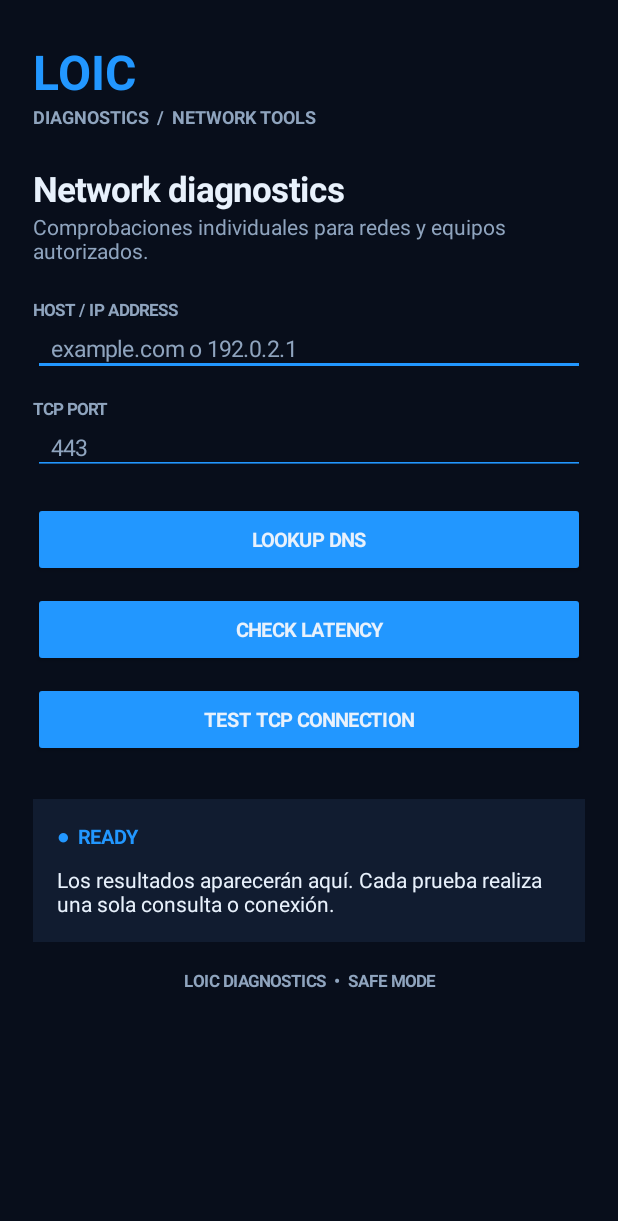
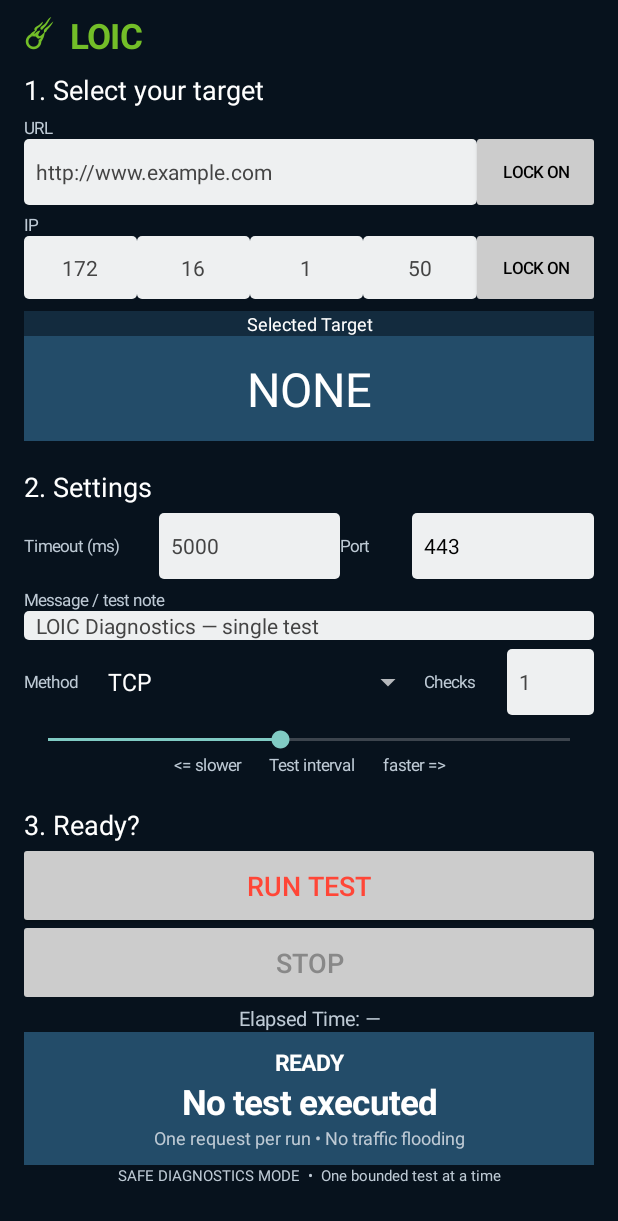
Before and after one commit to cat3108/LOIC-Diagnostics, an Android app: the screen it shows after launch (MainActivity), on a phone screen of 412 x 824 dp. Shown: the top 1221 px of the screen. Run offline under Robolectric (Android 15) with nearby library versions, the phone set to English and light mode, and no system bars.

Commit message:
Rebuild classic LOIC-style diagnostics interface safely

```diff
--- a/app/src/main/java/com/genius/loicdiagnostics/MainActivity.java
+++ b/app/src/main/java/com/genius/loicdiagnostics/MainActivity.java
@@ -4,89 +4,129 @@ import android.app.Activity;
 import android.os.Bundle;
 import android.graphics.Color;
 import android.graphics.Typeface;
+import android.graphics.drawable.GradientDrawable;
 import android.view.Gravity;
 import android.view.View;
+import android.view.ViewGroup;
 import android.widget.*;
 import java.net.*;
-import java.io.IOException;
+import java.io.*;
+import java.util.concurrent.atomic.AtomicBoolean;
 
 public class MainActivity extends Activity {
-    private final int bg = Color.rgb(8, 14, 27), panel = Color.rgb(17, 28, 48), blue = Color.rgb(34, 151, 255), white = Color.rgb(232, 241, 252), muted = Color.rgb(143, 164, 190);
-    private EditText hostInput, portInput;
-    private TextView output, status;
-    private Button dnsButton, pingButton, tcpButton;
+    private final int bg=Color.rgb(7,18,29), panel=Color.rgb(19,43,62), blue=Color.rgb(35,76,105),
+        white=Color.WHITE, muted=Color.rgb(190,202,213), accent=Color.rgb(255,70,55), fieldBg=Color.rgb(238,240,241);
+    private EditText urlField, ip1,ip2,ip3,ip4,timeoutField,portField,messageField,threadsField;
+    private Spinner methodSpinner;
+    private SeekBar speedBar;
+    private TextView selected,status,result,elapsed,rate;
+    private Button runButton,stopButton;
+    private volatile Thread worker;
+    private final AtomicBoolean cancelled=new AtomicBoolean(false);
+    private long startedAt;
 
-    @Override public void onCreate(Bundle state) {
-        super.onCreate(state);
-        getWindow().setStatusBarColor(bg); getWindow().setNavigationBarColor(bg);
-        ScrollView scroll = new ScrollView(this); scroll.setBackgroundColor(bg);
-        LinearLayout root = new LinearLayout(this); root.setOrientation(LinearLayout.VERTICAL); root.setPadding(dp(22), dp(26), dp(22), dp(24)); scroll.addView(root);
-        TextView brand = text("LOIC", 32, blue, true); root.addView(brand);
-        TextView subtitle = text("DIAGNOSTICS  /  NETWORK TOOLS", 12, muted, true); root.addView(subtitle);
-        addSpace(root, 24);
-        TextView title = text("Network diagnostics", 23, white, true); root.addView(title);
-        TextView desc = text("Comprobaciones individuales para redes y equipos autorizados.", 14, muted, false); root.addView(desc);
-        addSpace(root, 22);
-        root.addView(label("HOST / IP ADDRESS"));
-        hostInput = field("example.com o 192.0.2.1"); root.addView(hostInput);
-        addSpace(root, 14);
-        root.addView(label("TCP PORT"));
-        portInput = field("443"); root.addView(portInput);
-        addSpace(root, 18);
-        dnsButton = button("LOOKUP DNS"); root.addView(dnsButton);
-        pingButton = button("CHECK LATENCY"); root.addView(pingButton);
-        tcpButton = button("TEST TCP CONNECTION"); root.addView(tcpButton);
-        addSpace(root, 18);
-        LinearLayout card = new LinearLayout(this); card.setOrientation(LinearLayout.VERTICAL); card.setPadding(dp(16),dp(16),dp(16),dp(16)); card.setBackgroundColor(panel); root.addView(card);
-        status = text("●  READY", 13, blue, true); card.addView(status);
-        addSpace(card, 10);
-        output = text("Los resultados aparecerán aquí. Cada prueba realiza una sola consulta o conexión.", 14, white, false); card.addView(output);
-        addSpace(root, 18);
-        TextView foot = text("LOIC DIAGNOSTICS  •  SAFE MODE", 11, muted, true); foot.setGravity(Gravity.CENTER); root.addView(foot);
+    @Override public void onCreate(Bundle b) {
+        super.onCreate(b);
+        getWindow().setStatusBarColor(Color.BLACK); getWindow().setNavigationBarColor(Color.BLACK);
+        ScrollView scroll=new ScrollView(this); scroll.setFillViewport(true); scroll.setBackgroundColor(bg);
+        LinearLayout root=new LinearLayout(this); root.setOrientation(1); root.setPadding(dp(16),dp(8),dp(16),dp(20)); scroll.addView(root);
+        TextView logo=txt("☄  LOIC",23,Color.rgb(115,190,40),true); root.addView(logo);
+        root.addView(section("1. Select your target"));
+        root.addView(label("URL"));
+        LinearLayout urlRow=row(); urlField=edit("http://www.example.com"); urlRow.addView(urlField,new LinearLayout.LayoutParams(0,dp(44),1));
+        Button lockUrl=smallButton("Lock On"); urlRow.addView(lockUrl,new LinearLayout.LayoutParams(dp(78),dp(44))); root.addView(urlRow);
+        addGap(root,5);
+        root.addView(label("IP"));
+        LinearLayout ipRow=row();
+        ip1=ipBox("172"); ip2=ipBox("16"); ip3=ipBox("1"); ip4=ipBox("50");
+        for(EditText e:new EditText[]{ip1,ip2,ip3,ip4}) { ipRow.addView(e,new LinearLayout.LayoutParams(0,dp(42),1)); }
+        Button lockIp=smallButton("Lock On"); ipRow.addView(lockIp,new LinearLayout.LayoutParams(dp(78),dp(42))); root.addView(ipRow);
+        addGap(root,8);
+        TextView selectedLabel=txt("Selected Target",12,white,false); selectedLabel.setGravity(Gravity.CENTER); selectedLabel.setBackgroundColor(panel); root.addView(selectedLabel);
+        selected=txt("NONE",31,white,false); selected.setGravity(Gravity.CENTER); selected.setPadding(0,dp(14),0,dp(14)); selected.setBackgroundColor(blue); root.addView(selected);
+        addGap(root,10);
+        root.addView(section("2. Settings"));
+        LinearLayout timeoutRow=row(); timeoutRow.addView(label("Timeout (ms)"),new LinearLayout.LayoutParams(dp(90),dp(44)));
+        timeoutField=edit("5000"); timeoutRow.addView(timeoutField,new LinearLayout.LayoutParams(0,dp(44),1));
+        timeoutRow.addView(label("Port"),new LinearLayout.LayoutParams(dp(48),dp(44)));
+        portField=edit("80"); timeoutRow.addView(portField,new LinearLayout.LayoutParams(0,dp(44),1)); root.addView(timeoutRow);
+        addGap(root,6);
+        root.addView(label("Message / test note")); messageField=edit("LOIC Diagnostics — single test"); root.addView(messageField);
+        addGap(root,6);
+        LinearLayout methodRow=row(); methodRow.addView(label("Method"),new LinearLayout.LayoutParams(dp(48),dp(44)));
+        methodSpinner=new Spinner(this); String[] methods={"TCP","UDP","HTTP"}; methodSpinner.setAdapter(new ArrayAdapter<String>(this,android.R.layout.simple_spinner_dropdown_item,methods));
+        methodRow.addView(methodSpinner,new LinearLayout.LayoutParams(0,dp(44),1));
+        methodRow.addView(label("Checks"),new LinearLayout.LayoutParams(dp(55),dp(44)));
+        threadsField=edit("1"); threadsField.setEnabled(false); methodRow.addView(threadsField,new LinearLayout.LayoutParams(dp(58),dp(44))); root.addView(methodRow);
+        addGap(root,7);
+        speedBar=new SeekBar(this); speedBar.setMax(9); speedBar.setProgress(4); root.addView(speedBar);
+        TextView speed=txt("<= slower       Test interval       faster =>",11,muted,false); speed.setGravity(Gravity.CENTER); root.addView(speed);
+        addGap(root,12);
+        root.addView(section("3. Ready?"));
+        runButton=actionButton("RUN TEST",accent); root.addView(runButton);
+        stopButton=actionButton("STOP",Color.GRAY); stopButton.setEnabled(false); root.addView(stopButton);
+        elapsed=txt("Elapsed Time: —",13,muted,false); elapsed.setGravity(Gravity.CENTER); root.addView(elapsed);
+        LinearLayout metrics=new LinearLayout(this); metrics.setOrientation(1); metrics.setPadding(dp(10),dp(10),dp(10),dp(10)); metrics.setBackgroundColor(blue);
+        status=txt("READY",15,white,true); status.setGravity(Gravity.CENTER); metrics.addView(status);
+        result=txt("No test executed",23,white,true); result.setGravity(Gravity.CENTER); metrics.addView(result);
+        rate=txt("One request per run • No traffic flooding",12,muted,false); rate.setGravity(Gravity.CENTER); metrics.addView(rate); root.addView(metrics);
+        TextView disclaimer=txt("SAFE DIAGNOSTICS MODE  •  One bounded test at a time",10,muted,false); disclaimer.setGravity(Gravity.CENTER); root.addView(disclaimer);
         setContentView(scroll);
-        dnsButton.setOnClickListener(v -> runTask("DNS lookup", () -> {
-            InetAddress[] addresses = InetAddress.getAllByName(getHost());
-            StringBuilder b = new StringBuilder("DNS resuelto correctamente:\n");
-            for (InetAddress a : addresses) b.append("• ").append(a.getHostAddress()).append("\n");
-            return b.toString();
-        }));
-        pingButton.setOnClickListener(v -> runTask("Latency check", () -> {
-            String h = getHost(); long start = System.currentTimeMillis();
-            InetAddress address = InetAddress.getByName(h);
-            boolean reachable = address.isReachable(3000);
-            long elapsed = System.currentTimeMillis() - start;
-            return "Destino: " + address.getHostAddress() + "\nTiempo de comprobación: " + elapsed + " ms\nEstado: " + (reachable ? "reachable" : "sin respuesta ICMP (puede estar bloqueado)");
-        }));
-        tcpButton.setOnClickListener(v -> runTask("TCP connection", () -> {
-            String h = getHost(); int p = getPort(); long start = System.currentTimeMillis();
-            try (Socket socket = new Socket()) {
-                socket.connect(new InetSocketAddress(h, p), 4000);
-                return "Conexión TCP establecida.\nDestino: " + h + ":" + p + "\nTiempo: " + (System.currentTimeMillis()-start) + " ms";
-            }
-        }));
+        lockUrl.setOnClickListener(v->{String h=hostFromUrl(urlField.getText().toString().trim()); if(h!=null){selected.setText(h); fillIp(h);} else toast("Introduce una URL válida.");});
+        lockIp.setOnClickListener(v->{String h=ipString(); if(validIp(h)) selected.setText(h); else toast("Completa una dirección IPv4 válida.");});
+        runButton.setOnClickListener(v->startTest());
+        stopButton.setOnClickListener(v->{cancelled.set(true); if(worker!=null)worker.interrupt(); status.setText("STOPPED"); stopButton.setEnabled(false); runButton.setEnabled(true);});
+        methodSpinner.setOnItemSelectedListener(new AdapterView.OnItemSelectedListener(){public void onNothingSelected(AdapterView<?> p){} public void onItemSelected(AdapterView<?> p,View v,int pos,long id){portField.setText(pos==2?"80":pos==1?"7":"443");}});
     }
-    private interface Job { String run() throws Exception; }
-    private void runTask(String name, Job job) {
-        String host = hostInput.getText().toString().trim();
-        if (host.isEmpty()) { output.setText("Introduce un host o una dirección IP."); return; }
-        setBusy(true, name + "…");
-        new Thread(() -> {
-            String result;
-            try { result = job.run(); } catch (Exception e) { result = "No se pudo completar la prueba: " + e.getClass().getSimpleName() + (e.getMessage()==null ? "" : "\n"+e.getMessage()); }
-            final String finalResult = result;
-            runOnUiThread(() -> { output.setText(finalResult); setBusy(false, "READY"); });
-        }).start();
+
+    private void startTest(){
+        String host=selected.getText().toString().trim();
+        if(host.equals("NONE")){toast("Primero selecciona y bloquea un objetivo.");return;}
+        final int timeout,port;
+        try{timeout=Integer.parseInt(timeoutField.getText().toString());port=Integer.parseInt(portField.getText().toString()); if(timeout<500||timeout>15000||port<1||port>65535)throw new Exception();}
+        catch(Exception e){toast("Timeout: 500–15000 ms. Puerto: 1–65535.");return;}
+        final String method=methodSpinner.getSelectedItem().toString();
+        if(method.equals("HTTP") && !(urlField.getText().toString().trim().startsWith("http://")||urlField.getText().toString().trim().startsWith("https://"))){toast("Para HTTP introduce una URL http:// o https://.");return;}
+        cancelled.set(false); runButton.setEnabled(false); stopButton.setEnabled(true); status.setText("RUNNING "+method); result.setText("…"); rate.setText("Ejecutando una única prueba"); startedAt=System.currentTimeMillis();
+        worker=new Thread(()->{
+            String message; boolean ok=false; long t=System.currentTimeMillis();
+            try{
+                if(method.equals("TCP")){
+                    try(Socket s=new Socket()){s.connect(new InetSocketAddress(host,port),timeout); ok=true; message="TCP CONNECTED\n"+host+":"+port;}
+                } else if(method.equals("UDP")){
+                    try(DatagramSocket s=new DatagramSocket()){
+                        s.setSoTimeout(timeout); byte[] data="LOIC-Diagnostics probe".getBytes("UTF-8");
+                        InetAddress address=InetAddress.getByName(host);
+                        s.send(new DatagramPacket(data,data.length,address,port));
+                        message="UDP datagram sent once\n"+host+":"+port+"\nUDP has no connection handshake; delivery cannot be confirmed.";
+                        ok=true;
+                    }
+                } else {
+                    String u=urlField.getText().toString().trim();
+                    HttpURLConnection c=(HttpURLConnection)new URL(u).openConnection();
+                    c.setRequestMethod("HEAD"); c.setConnectTimeout(timeout); c.setReadTimeout(timeout); c.setInstanceFollowRedirects(false);
+                    int code=c.getResponseCode(); message="HTTP RESPONSE\n"+u+"\nStatus: "+code; ok=code>0; c.disconnect();
+                }
+            }catch(Exception e){message="TEST FAILED\n"+e.getClass().getSimpleName()+": "+(e.getMessage()==null?"No response":e.getMessage());}
+            final String m=message; final boolean success=ok; final long duration=System.currentTimeMillis()-t;
+            runOnUiThread(()->{worker=null; runButton.setEnabled(true); stopButton.setEnabled(false); if(cancelled.get()){status.setText("STOPPED");result.setText("Stopped");}else{status.setText(success?"TEST COMPLETE":"NO RESPONSE / ERROR");result.setText(success?"1 CHECK OK":"CHECK FAILED");rate.setText(m);} elapsed.setText("Elapsed Time: "+duration+" ms");});
+        }); worker.start();
     }
-    private String getHost() { return hostInput.getText().toString().trim(); }
-    private int getPort() {
-        try { int p = Integer.parseInt(portInput.getText().toString().trim()); if (p < 1 || p > 65535) throw new Exception(); return p; }
-        catch (Exception e) { throw new IllegalArgumentException("El puerto debe estar entre 1 y 65535."); }
-    }
-    private void setBusy(boolean busy, String s) { status.setText("●  " + s.toUpperCase()); dnsButton.setEnabled(!busy); pingButton.setEnabled(!busy); tcpButton.setEnabled(!busy); }
-    private TextView text(String s, int size, int color, boolean bold) { TextView t = new TextView(this); t.setText(s); t.setTextSize(size); t.setTextColor(color); if (bold) t.setTypeface(Typeface.DEFAULT,Typeface.BOLD); return t; }
-    private TextView label(String s) { TextView t = text(s,11,muted,true); return t; }
-    private EditText field(String hint) { EditText e = new EditText(this); e.setSingleLine(true); e.setTextSize(15); e.setTextColor(white); e.setHintTextColor(muted); e.setHint(hint); e.setPadding(dp(12),dp(8),dp(12),dp(8)); e.setBackgroundTintList(android.content.res.ColorStateList.valueOf(blue)); return e; }
-    private Button button(String s) { Button b = new Button(this); b.setText(s); b.setTextColor(white); b.setTextSize(13); b.setAllCaps(false); b.setTypeface(Typeface.DEFAULT,Typeface.BOLD); b.setBackgroundTintList(android.content.res.ColorStateList.valueOf(blue)); LinearLayout.LayoutParams lp = new LinearLayout.LayoutParams(-1,dp(50)); lp.bottomMargin=dp(10); b.setLayoutParams(lp); return b; }
-    private void addSpace(LinearLayout l,int h) { View v=new View(this); l.addView(v,new LinearLayout.LayoutParams(1,dp(h))); }
-    private int dp(int n) { return (int)(n*getResources().getDisplayMetrics().density+0.5f); }
+
+    private String ipString(){return ip1.getText()+"."+ip2.getText()+"."+ip3.getText()+"."+ip4.getText();}
+    private boolean validIp(String s){try{String[] a=s.split("\\.");if(a.length!=4)return false;for(String x:a){int n=Integer.parseInt(x);if(n<0||n>255)return false;}return true;}catch(Exception e){return false;}}
+    private void fillIp(String h){if(validIp(h)){String[] a=h.split("\\.");ip1.setText(a[0]);ip2.setText(a[1]);ip3.setText(a[2]);ip4.setText(a[3]);}}
+    private String hostFromUrl(String u){try{if(!u.contains("://"))u="http://"+u;return new URL(u).getHost();}catch(Exception e){return null;}}
+    private EditText ipBox(String s){EditText e=edit(s);e.setGravity(Gravity.CENTER);return e;}
+    private EditText edit(String hint){EditText e=new EditText(this);e.setSingleLine(true);e.setTextSize(14);e.setTextColor(Color.BLACK);e.setHintTextColor(Color.DKGRAY);e.setHint(hint);e.setPadding(dp(8),0,dp(8),0);e.setBackground(round(fieldBg,3));return e;}
+    private TextView section(String s){TextView t=txt(s,18,white,false);t.setPadding(0,dp(8),0,dp(5));return t;}
+    private TextView label(String s){TextView t=txt(s,11,muted,false);t.setGravity(Gravity.CENTER_VERTICAL);return t;}
+    private TextView txt(String s,int size,int color,boolean bold){TextView t=new TextView(this);t.setText(s);t.setTextSize(size);t.setTextColor(color);if(bold)t.setTypeface(Typeface.DEFAULT,Typeface.BOLD);return t;}
+    private LinearLayout row(){LinearLayout l=new LinearLayout(this);l.setOrientation(0);l.setGravity(Gravity.CENTER_VERTICAL);return l;}
+    private Button smallButton(String s){Button b=new Button(this);b.setText(s);b.setTextSize(11);b.setPadding(0,0,0,0);b.setTextColor(Color.BLACK);b.setBackground(round(Color.LTGRAY,2));return b;}
+    private Button actionButton(String s,int color){Button b=new Button(this);b.setText(s);b.setTextColor(color);b.setTextSize(18);b.setBackground(round(Color.LTGRAY,2));LinearLayout.LayoutParams p=new LinearLayout.LayoutParams(-1,dp(46));p.bottomMargin=dp(5);b.setLayoutParams(p);return b;}
+    private GradientDrawable round(int color,int r){GradientDrawable d=new GradientDrawable();d.setColor(color);d.setCornerRadius(dp(r));return d;}
+    private void addGap(LinearLayout l,int h){View v=new View(this);l.addView(v,new LinearLayout.LayoutParams(1,dp(h)));}
+    private int dp(int n){return (int)(n*getResources().getDisplayMetrics().density+.5f);}
+    private void toast(String s){Toast.makeText(this,s,Toast.LENGTH_SHORT).show();}
 }
```
